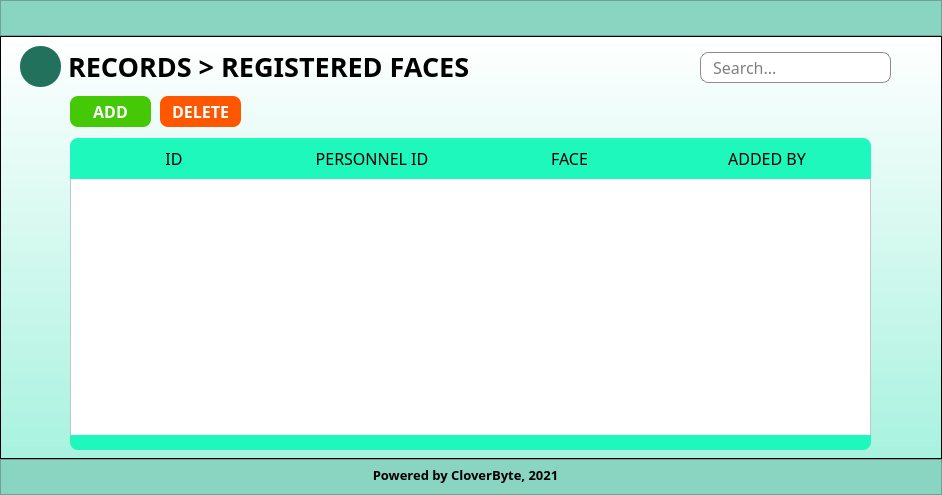
Before: the Qt Designer form registeredfaces.ui in marcryangil/facemaskdetection, drawn with Qt 5.
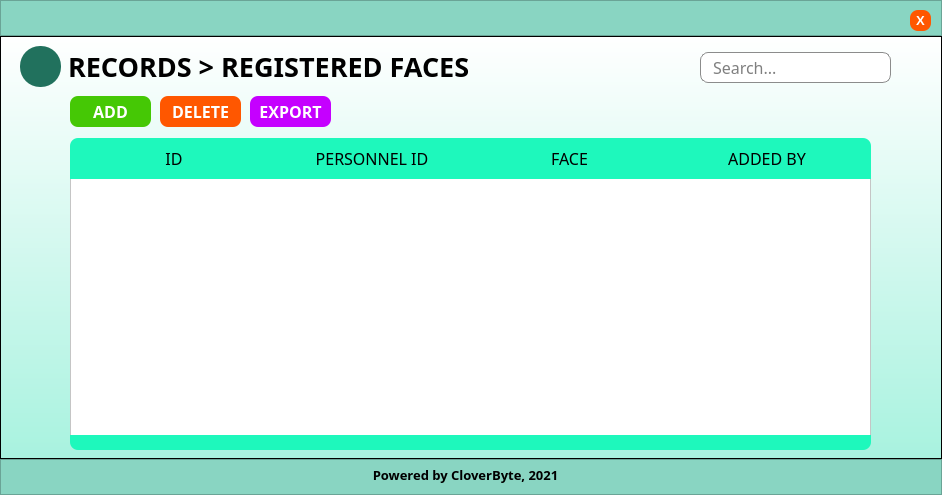
After: the same form once the commit is applied. Icons and pictures are not drawn.

Commit message: export function updated

What changed in the file:
```diff
--- a/registeredfaces.ui
+++ b/registeredfaces.ui
@@ -114,6 +114,53 @@
         <string/>
        </property>
       </widget>
+      <widget class="QPushButton" name="exitbtn">
+       <property name="geometry">
+        <rect>
+         <x>910</x>
+         <y>10</y>
+         <width>21</width>
+         <height>21</height>
+        </rect>
+       </property>
+       <property name="minimumSize">
+        <size>
+         <width>0</width>
+         <height>0</height>
+        </size>
+       </property>
+       <property name="font">
+        <font>
+         <family>MS Shell Dlg 2</family>
+         <pointsize>10</pointsize>
+         <weight>75</weight>
+         <bold>true</bold>
+        </font>
+       </property>
+       <property name="autoFillBackground">
+        <bool>false</bool>
+       </property>
+       <property name="styleSheet">
+        <string notr="true">QPushButton{
+	background-color: rgba(255,87,0,255);
+	border: none;
+	color: rgb(255, 255, 255);
+	border-radius: 8px;
+}
+QPushButton:hover{
+	background-color: rgb(31, 211, 166);
+}
+QPushButton:pressed{
+	background-color: rgb(22, 154, 121)
+}</string>
+       </property>
+       <property name="text">
+        <string>X</string>
+       </property>
+       <property name="flat">
+        <bool>false</bool>
+       </property>
+      </widget>
      </widget>
     </item>
     <item>
@@ -636,6 +683,53 @@
         <bool>true</bool>
        </property>
       </widget>
+      <widget class="QPushButton" name="btnExport">
+       <property name="geometry">
+        <rect>
+         <x>250</x>
+         <y>60</y>
+         <width>81</width>
+         <height>31</height>
+        </rect>
+       </property>
+       <property name="minimumSize">
+        <size>
+         <width>0</width>
+         <height>0</height>
+        </size>
+       </property>
+       <property name="font">
+        <font>
+         <family>Work Sans SemiBold</family>
+         <pointsize>12</pointsize>
+         <weight>75</weight>
+         <bold>true</bold>
+        </font>
+       </property>
+       <property name="autoFillBackground">
+        <bool>false</bool>
+       </property>
+       <property name="styleSheet">
+        <string notr="true">QPushButton{
+	background-color: rgba(197,0,255,255);
+	border: none;
+	color: rgb(255, 255, 255);
+	border-radius: 8px;
+}
+QPushButton:hover{
+	background-color: rgb(31, 211, 166);
+}
+QPushButton:pressed{
+	background-color: rgb(22, 154, 121)
+}</string>
+       </property>
+       <property name="text">
+        <string>EXPORT</string>
+       </property>
+       <property name="flat">
+        <bool>false</bool>
+       </property>
+      </widget>
      </widget>
     </item>
     <item>
```
The commit also changes 10 other files.
